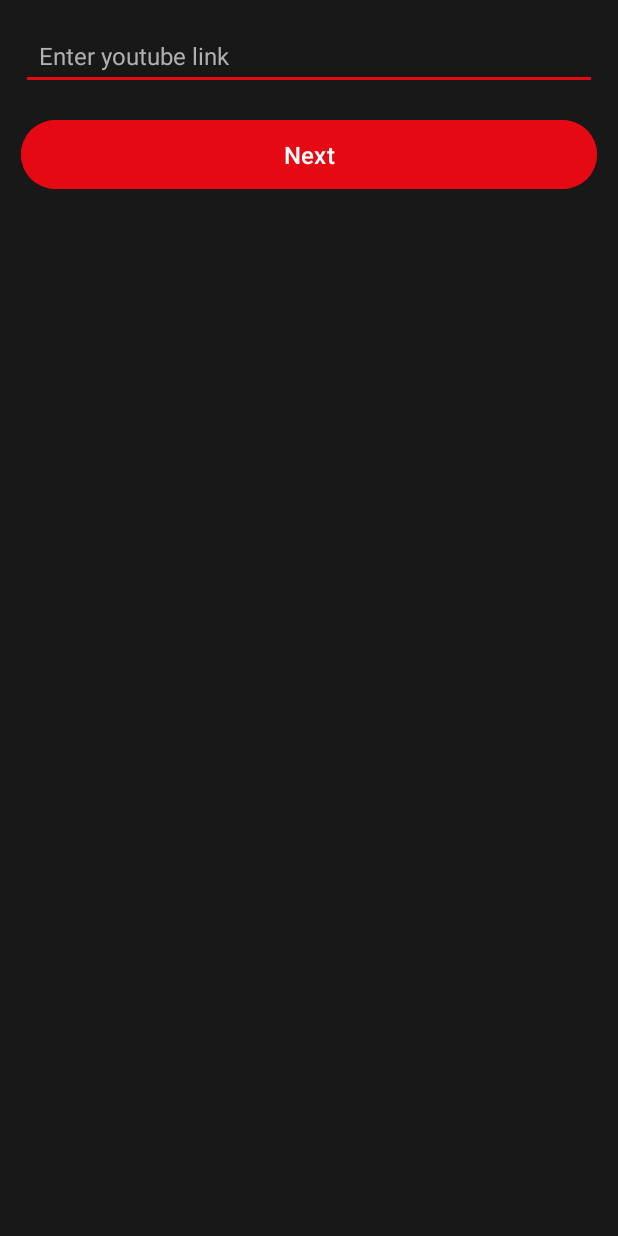
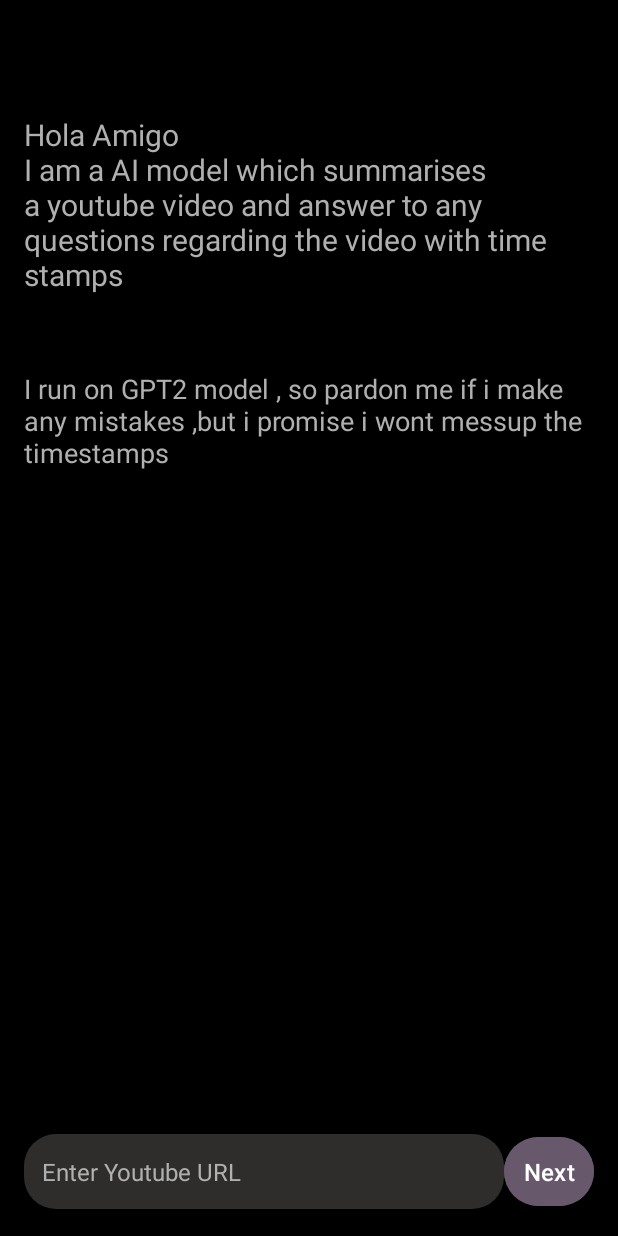
Before and after one commit to Maniii97/BartAi, an Android app: the screen it shows after launch (MainActivity), on a phone screen of 412 x 824 dp. Run offline under Robolectric (Android 15) with nearby library versions, the phone set to English and light mode, and no system bars.

Commit message:
initial commit

```diff
--- a/app/src/main/java/com/example/bartai/MainActivity.kt
+++ b/app/src/main/java/com/example/bartai/MainActivity.kt
@@ -13,7 +13,7 @@
     override fun onCreate(savedInstanceState: Bundle?) {
         super.onCreate(savedInstanceState)
         setContentView(R.layout.activity_main)
-        ytLink = findViewById(R.id.youtubeLinkInput)
+        ytLink = findViewById(R.id.EtYtLink)
     }
 
     fun onNextButtonClick(view: View) {
--- a/app/src/main/java/com/example/bartai/api/Keys.kt
+++ /dev/null
@@ -1,6 +0,0 @@
-package com.example.bartai.api
-
-class Keys {
-    val summaryApiKey = "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"
-    val youtubeApiKey = "3046da4ea5msh3b854367260070bp15c3e6jsnb049b61119ad"
-}
--- a/app/src/main/res/layout/activity_chat.xml
+++ b/app/src/main/res/layout/activity_chat.xml
@@ -31,10 +31,10 @@
             android:layout_height="wrap_content"
             android:layout_weight="1"
             android:hint="  Message"
-            android:textColorHint="@color/primaryText"
+            android:textColorHint="@color/white"
             android:inputType="text"
             android:background="@drawable/bg"
-            android:textColor="@color/primaryText"
+            android:textColor="@color/white"
             android:textSize="16sp"/>
 
         <ImageButton
--- a/app/src/main/res/layout/activity_main.xml
+++ b/app/src/main/res/layout/activity_main.xml
@@ -5,32 +5,55 @@
     android:layout_width="match_parent"
     android:layout_height="match_parent"
     android:orientation="vertical"
-    android:background="@color/primaryBackground"
-    android:padding="14dp"
+    android:background="@color/black"
+    android:padding="16dp"
     tools:context=".MainActivity">
 
+    <TextView
+        android:layout_width="match_parent"
+        android:layout_height="wrap_content"
+        android:text="Hola Amigo \nI am a AI model which summarises a youtube video and answer to any questions regarding the video with time stamps"
+        android:textSize="20sp"
+        android:layout_marginTop="60dp"
+        android:layout_gravity="center"
+        android:textColor="@color/white2"
+        />
+    <TextView
+        android:layout_width="match_parent"
+        android:layout_height="wrap_content"
+        android:text="I run on GPT2 model , so pardon me if i make any mistakes ,but i promise i wont messup the timestamps"
+        android:textSize="18sp"
+        android:layout_marginTop="50dp"
+        android:layout_gravity="center"
+        android:textColor="@color/white2"
+        />
+
+<LinearLayout
+    android:layout_width="match_parent"
+    android:layout_height="match_parent"
+    android:orientation="horizontal"
+    android:gravity="bottom">
 
     <EditText
-        android:id="@+id/youtubeLinkInput"
-        android:layout_width="match_parent"
+        android:id="@+id/EtYtLink"
+        android:layout_width="320dp"
         android:layout_height="wrap_content"
-        android:hint="Enter youtube link"
+        android:hint="Enter Youtube URL"
         android:inputType="text"
-        android:backgroundTint="@color/primaryAccent"
+        android:background="@drawable/bg"
         android:padding="12dp"
-        android:layout_marginBottom="16dp"
-        android:textColor="@color/primaryText"
-        android:textColorHint="@color/secondaryText"
+        android:textColor="@color/white2"
+        android:textColorHint="@color/white2"
         android:textSize="16sp"/>
 
     <Button
-        android:layout_width="match_parent"
+        android:layout_width="60dp"
         android:layout_height="wrap_content"
         android:text="Next"
         android:textColor="@color/white"
         android:backgroundTint="@color/primaryAccent"
-        android:layout_gravity="center_horizontal"
         android:padding="12dp"
         android:textSize="16sp"
         android:onClick="onNextButtonClick"/>
 </LinearLayout>
+</LinearLayout>
--- a/app/src/main/res/values/colors.xml
+++ b/app/src/main/res/values/colors.xml
@@ -4,10 +4,8 @@
     <color name="white">#FFFFFFFF</color>
 
 
-    <color name="primaryBackground">#181818</color>
-    <color name="primaryText">#FFFFFF</color>
-    <color name="secondaryText">#B0B0B0</color>
-    <color name="primaryAccent">#e50914</color>
+    <color name="white2">#B0B0B0</color>
+    <color name="primaryAccent">#67586b</color>
     <color name="userBubbleColor">#2ECC71</color>
     <color name="aiBubbleColor">#3498DB</color>
     <color name="blue">#0000FF</color>
```
